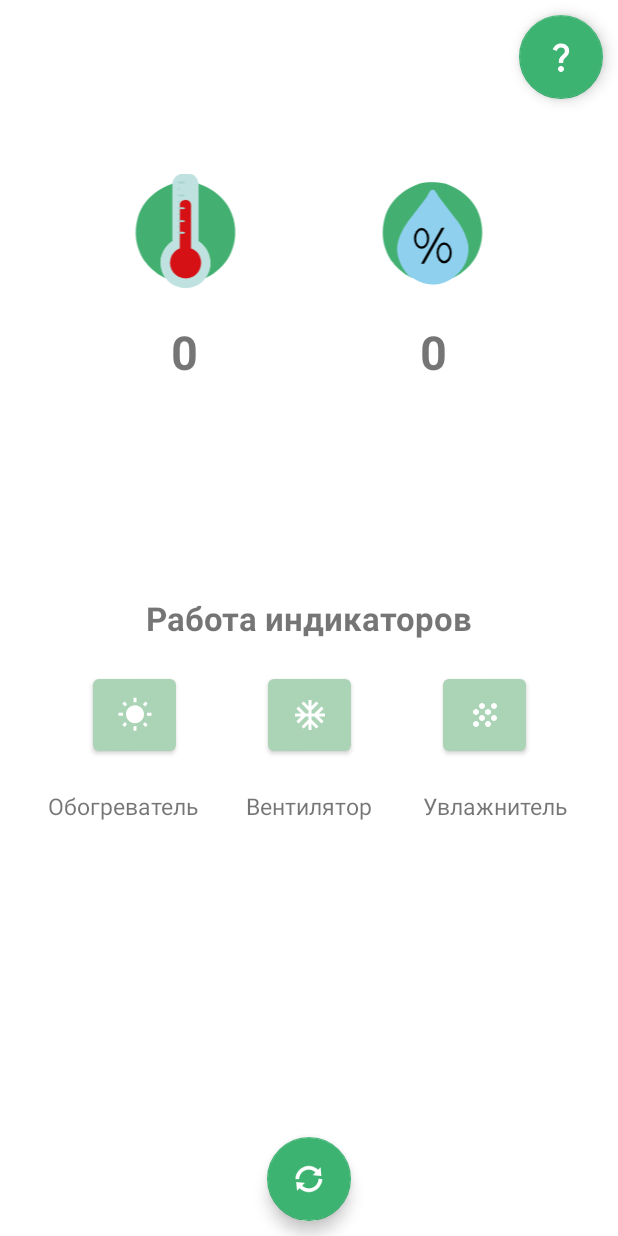
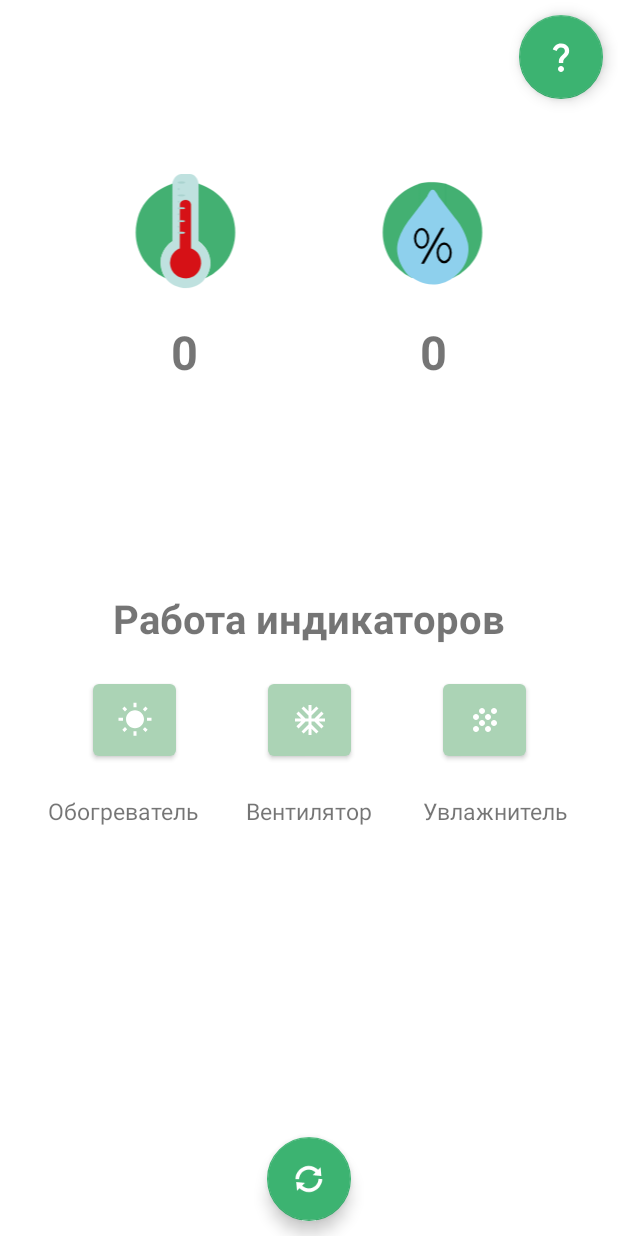
Before and after one commit to chernitskayam/AtmoControl, an Android app: the layout activity_main.xml on its own in the app's theme, with its tools: preview values and no code run, on a phone screen of 412 x 824 dp. Run offline under Robolectric (Android 15) with nearby library versions, the phone set to English and light mode, and no system bars; network calls fail.

Commit message:
green and code v2

```diff
--- a/app/src/main/res/layout/activity_main.xml
+++ b/app/src/main/res/layout/activity_main.xml
@@ -110,7 +110,7 @@
         android:layout_width="wrap_content"
         android:layout_height="wrap_content"
         android:text="Работа индикаторов"
-        android:textSize="10pt"
+        android:textSize="12pt"
         android:textStyle="bold"
         app:layout_constraintBottom_toTopOf="@+id/updateButton"
         app:layout_constraintEnd_toEndOf="parent"
```
